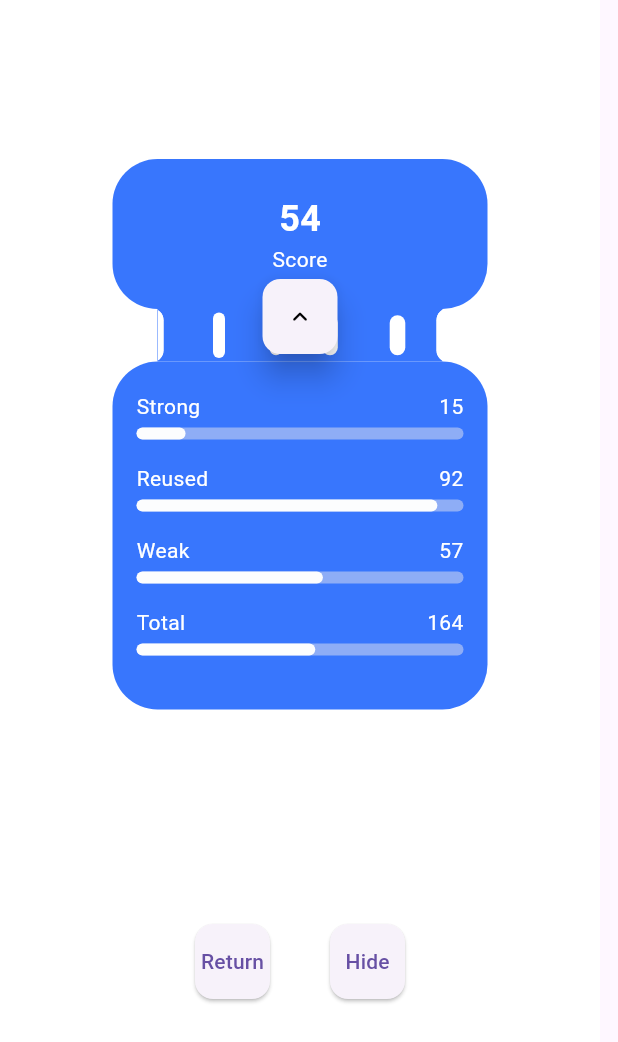
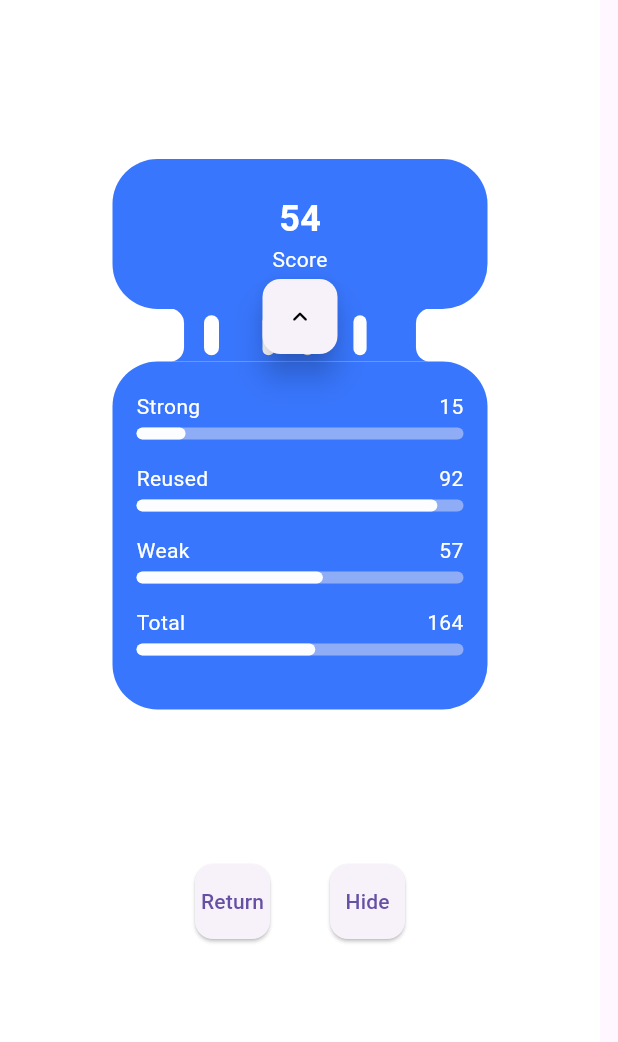
Before and after one commit to adaptBit/test_animation, a Flutter app: the screen it shows after launch, after a tap on "Play", on a phone screen of 412 x 824 dp. Shown: the top 1042 px of the screen. Run offline on Flutter 3.47's test engine with Material 3 defaults, Android fonts, the phone set to English and light mode, and no system bars.

Commit message:
refactor widget

```diff
--- /dev/null
+++ b/lib/widgets/arrow_button.dart
@@ -0,0 +1,29 @@
+import 'package:flutter/material.dart';
+
+class ArrowButton extends StatelessWidget {
+  final void Function()? onPressed;
+  const ArrowButton({super.key, this.onPressed});
+
+  @override
+  Widget build(BuildContext context) {
+    return ElevatedButton(
+      style: const ButtonStyle(
+        padding: MaterialStatePropertyAll(EdgeInsets.zero),
+        maximumSize: MaterialStatePropertyAll(Size(50, 50)),
+        minimumSize: MaterialStatePropertyAll(Size(50, 50)),
+        alignment: Alignment.center,
+        shape: MaterialStatePropertyAll(RoundedRectangleBorder(
+            borderRadius: BorderRadius.all(Radius.circular(12)))),
+        elevation: MaterialStatePropertyAll(8),
+      ),
+      onPressed: onPressed,
+      child: const Center(
+        child: Icon(
+          Icons.expand_more_rounded,
+          color: Colors.black,
+          size: 20.0,
+        ),
+      ),
+    );
+  }
+}
--- /dev/null
+++ b/lib/widgets/control_widget.dart
@@ -0,0 +1,51 @@
+import 'package:flutter/material.dart';
+
+class ControlWidget extends StatelessWidget {
+  final void Function()? runAnimation;
+  final void Function()? showButton;
+  final bool isClick;
+  final bool isButtonShow;
+  const ControlWidget({super.key, this.runAnimation, this.showButton, required this.isClick, required this.isButtonShow});
+
+  @override
+  Widget build(BuildContext context) {
+    return Row(
+              mainAxisAlignment: MainAxisAlignment.center,
+              children: [
+                ElevatedButton(
+                  style: const ButtonStyle(
+                    padding: MaterialStatePropertyAll(EdgeInsets.zero),
+                    maximumSize: MaterialStatePropertyAll(Size(50, 50)),
+                    minimumSize: MaterialStatePropertyAll(Size(50, 50)),
+                    alignment: Alignment.center,
+                    shape: MaterialStatePropertyAll(RoundedRectangleBorder(borderRadius: BorderRadius.all(Radius.circular(12))))
+                  ),
+                  onPressed: runAnimation,
+                  child: Center(
+                    child: Text(
+                      isClick ? 'Return': 'Play'
+                    ),
+                  ),
+                ),
+                Padding(
+                  padding: const EdgeInsets.only(left: 40),
+                  child: ElevatedButton(
+                    style: const ButtonStyle(
+                      padding: MaterialStatePropertyAll(EdgeInsets.zero),
+                      maximumSize: MaterialStatePropertyAll(Size(50, 50)),
+                      minimumSize: MaterialStatePropertyAll(Size(50, 50)),
+                      alignment: Alignment.center,
+                      shape: MaterialStatePropertyAll(RoundedRectangleBorder(borderRadius: BorderRadius.all(Radius.circular(12))))
+                    ),
+                    onPressed: showButton,
+                    child: Center(
+                      child: Text(
+                        isButtonShow ? 'Hide': 'Show'
+                      ),
+                    ),
+                  ),
+                ),
+              ],
+            );
+  }
+}
--- a/lib/widgets/splitting_container_animate.dart
+++ b/lib/widgets/splitting_container_animate.dart
@@ -1,6 +1,8 @@
 import 'package:flutter/material.dart';
 import 'package:test_animation/model/score.dart';
+import 'package:test_animation/widgets/arrow_button.dart';
 import 'package:test_animation/widgets/circle_line.dart';
+import 'package:test_animation/widgets/control_widget.dart';
 import 'package:test_animation/widgets/detail_score_bar.dart';
 import 'package:test_animation/widgets/header_score.dart';
 
@@ -34,13 +36,15 @@ class _SplittingContainerAnimateState extends State<SplittingContainerAnimate> w
   bool _isButtonShow = true;
   final double _defaultWidth = 2;
   final double _defaultHeight = 2;
-  final double _defaultBorderRadius = 16;
+  final double _defaultBorderRadius = 10;
   final double _maxHeight = 36;
   final double _maxWidth = 48;
   double _width = 2;
+  double _outboundWidth = 2;
   double _height = 2;
-  double _borderRadius = 40;
+  double _borderRadius = 10;
   Cubic animationCurve = Curves.slowMiddle;
+
 
   @override
   void initState() {
@@ -81,6 +85,11 @@ class _SplittingContainerAnimateState extends State<SplittingContainerAnimate> w
       }
     });
     if(clickState) {
+      Future.delayed(Duration(milliseconds: (durationHide.inMilliseconds * 1.2 ).toInt() ), () {
+      setState(() {
+        _outboundWidth = _maxWidth * 0.8 ;
+      });
+      });
       await Future.delayed(Duration(milliseconds: (durationHide.inMilliseconds * 1.12).toInt() ), () {
       setState(() {
         _height = _maxHeight;
@@ -90,18 +99,23 @@ class _SplittingContainerAnimateState extends State<SplittingContainerAnimate> w
 
     await Future.delayed(durationHide, () {
         setState(() {
-          _width = _maxWidth - _maxHeight * 0.1;
+          _width = _maxWidth - _maxWidth * 0.1;
         });
 
       });
-    await Future.delayed(durationHide * 0.2, () {
+    await Future.delayed(durationHide * 0.4, () {
           setState(() {
             _width = _maxWidth;
-            _borderRadius = 0 ;
+          });
+        });
+    await Future.delayed(durationHide * 0.3, () {
+          setState(() {
+            _width = _maxWidth * 1.6;
           });
         });
     } else {
       setState(() {
+        _outboundWidth = _defaultWidth;
         _height = _defaultHeight;
         _width = _defaultWidth;
         _borderRadius = _defaultBorderRadius;
@@ -117,6 +131,7 @@ class _SplittingContainerAnimateState extends State<SplittingContainerAnimate> w
   Widget build(BuildContext context) {
     int maxScore = widget.scoreList.map((score) => score.score).toList().sublist(0, 3).fold(0, (accumulate, value) => accumulate + value);;
     int headerScore = ((maxScore / 300) * 100).toInt();
+    double hiddenContainerWidth = widget.width - 30;
 
     return Padding(
       padding: const EdgeInsets.symmetric(horizontal: 12),
@@ -129,7 +144,7 @@ class _SplittingContainerAnimateState extends State<SplittingContainerAnimate> w
           Positioned(
             top: 190,
             child: SizedBox(
-              width: widget.width - 60,
+              width: hiddenContainerWidth,
               child: Stack(
                 children: [
                   Container(
@@ -147,22 +162,21 @@ class _SplittingContainerAnimateState extends State<SplittingContainerAnimate> w
             top: 190,
             // bottom: 160,
             child: SizedBox(
-              width: widget.width - 60,
+              width: hiddenContainerWidth,
               height: 35,
               child: Stack(
                 alignment: Alignment.center,
                 children: [
-                  // ...[0, 40, 100, 140, 999].map((left) {
-                  ...[16, 54, 90, 135].map((left) {
+                  ...[16, 54].map((left) {
                     return Positioned(
                         left: left.toDouble(),
                         child: SizedBox(
-                          width: 50,
+                          width: 70,
                           child: Center(
                             child: AnimatedContainer(
-                              duration: left == 16 ? durationHide * 0.95 : durationHide,
+                              duration: durationHide,
                               curve: animationCurve,
-                              width: left.toDouble() == 90 || left.toDouble() == 135 ? _width * 1.3 : _width,
+                              width: left == 16 ? _width + 2 : _width,
                               height: _height,
                               decoration: BoxDecoration(
                                   color: widget.parentBackgroundColor,
@@ -173,16 +187,34 @@ class _SplittingContainerAnimateState extends State<SplittingContainerAnimate> w
                         ));
                   }),
 
-
+                  ...[80, 115].map((left) {
+                    return Positioned(
+                        left: left.toDouble(),
+                        child: SizedBox(
+                          width: 70,
+                          child: Center(
+                            child: AnimatedContainer(
+                              duration: durationHide,
+                              curve: animationCurve,
+                              width: _width * 1.1,
+                              height: _height,
+                              decoration: BoxDecoration(
+                                  color: widget.parentBackgroundColor,
+                                  borderRadius:
+                                      BorderRadius.circular(_borderRadius)),
+                            ),
+                          ),
+                        ));
+                  }),
 
                   ...[true, false].map((left) {
                     return Positioned(
                         left: left == isLeft ? -4 : null,
                         right: left == isLeft ? null : -4,
                         child: AnimatedContainer(
-                          duration: durationHide ,
-                          curve: Curves.easeOut,
-                          width: isClick ? _width : _defaultWidth ,
+                          duration: durationHide * 2.5 ,
+                          curve: Curves.slowMiddle,
+                          width: isClick ? _outboundWidth + 24  : _defaultWidth ,
                           height: 36,
                           decoration: BoxDecoration(
                               color: widget.parentBackgroundColor,
@@ -287,34 +319,7 @@ class _SplittingContainerAnimateState extends State<SplittingContainerAnimate> w
           ),
 
 
-          // button arrow
-          _isButtonShow ?
-          AnimatedPositioned(
-            top: isClick ? 170 : 500,
-            duration: duration,
-            child: RotationTransition(
-              turns: Tween(begin: 0.0, end: 0.5).animate(_animationController),
-              child: ElevatedButton(
-                style: const ButtonStyle(
-                  padding: MaterialStatePropertyAll(EdgeInsets.zero),
-                  maximumSize: MaterialStatePropertyAll(Size(50, 50)),
-                  minimumSize: MaterialStatePropertyAll(Size(50, 50)),
-                  alignment: Alignment.center,
-                  shape: MaterialStatePropertyAll(RoundedRectangleBorder(borderRadius: BorderRadius.all(Radius.circular(12)))),
-                  elevation: MaterialStatePropertyAll(8),
-                ),
-                onPressed: runAnimation,
-                child: const Center(
-                  child: Icon(
-                    Icons.expand_more_rounded,
-                    color: Colors.black,
-                    size: 20.0,
-                  ),
-                ),
-              ),
-            ),
-          )
-          : SizedBox(width: widget.width,),
+
 
           Positioned(
             top: 170,
@@ -343,46 +348,28 @@ class _SplittingContainerAnimateState extends State<SplittingContainerAnimate> w
           ),
 
           Positioned(
-            top: 600,
-            child: Row(
-              mainAxisAlignment: MainAxisAlignment.center,
-              children: [
-                ElevatedButton(
-                  style: const ButtonStyle(
-                    padding: MaterialStatePropertyAll(EdgeInsets.zero),
-                    maximumSize: MaterialStatePropertyAll(Size(50, 50)),
-                    minimumSize: MaterialStatePropertyAll(Size(50, 50)),
-                    alignment: Alignment.center,
-                    shape: MaterialStatePropertyAll(RoundedRectangleBorder(borderRadius: BorderRadius.all(Radius.circular(12))))
-                  ),
-                  onPressed: runAnimation,
-                  child: Center(
-                    child: Text(
-                      isClick ? 'Return': 'Play'
-                    ),
-                  ),
-                ),
-                Padding(
-                  padding: const EdgeInsets.only(left: 40),
-                  child: ElevatedButton(
-                    style: const ButtonStyle(
-                      padding: MaterialStatePropertyAll(EdgeInsets.zero),
-                      maximumSize: MaterialStatePropertyAll(Size(50, 50)),
-                      minimumSize: MaterialStatePropertyAll(Size(50, 50)),
-                      alignment: Alignment.center,
-                      shape: MaterialStatePropertyAll(RoundedRectangleBorder(borderRadius: BorderRadius.all(Radius.circular(12))))
-                    ),
-                    onPressed: showButton,
-                    child: Center(
-                      child: Text(
-                        _isButtonShow ? 'Hide': 'Show'
-                      ),
-                    ),
-                  ),
-                ),
-              ],
+            top: 560,
+            child: ControlWidget(
+              isClick: isClick,
+              isButtonShow: _isButtonShow,
+              runAnimation: runAnimation,
+              showButton: showButton,
             ),
           ),
+
+          // button arrow
+          _isButtonShow ?
+          AnimatedPositioned(
+            top: isClick ? 170 : 500,
+            duration: duration,
+            child: RotationTransition(
+              turns: Tween(begin: 0.0, end: 0.5).animate(_animationController),
+              child: ArrowButton(
+                onPressed: runAnimation,
+              ),
+            ),
+          )
+          : SizedBox(width: widget.width,),
 
         ],
       ),
```
